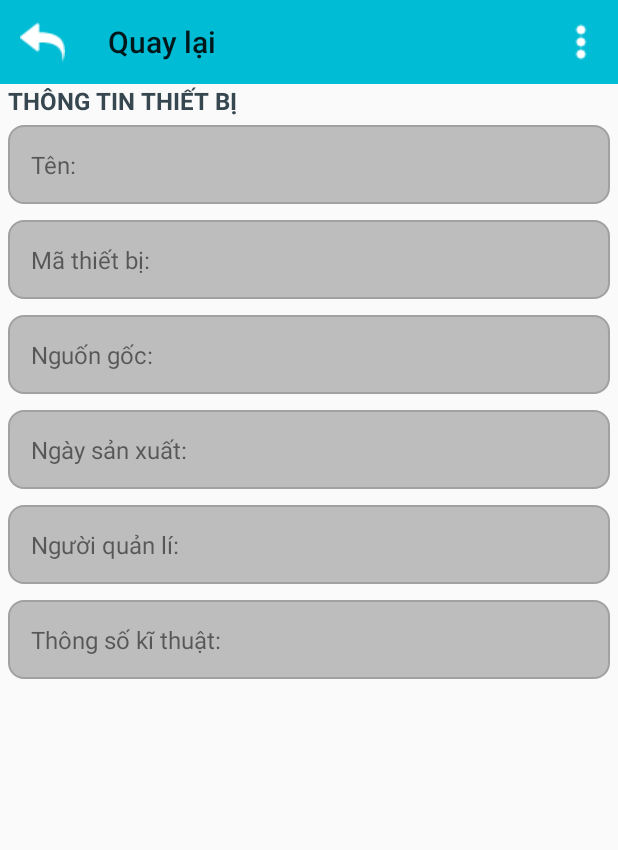
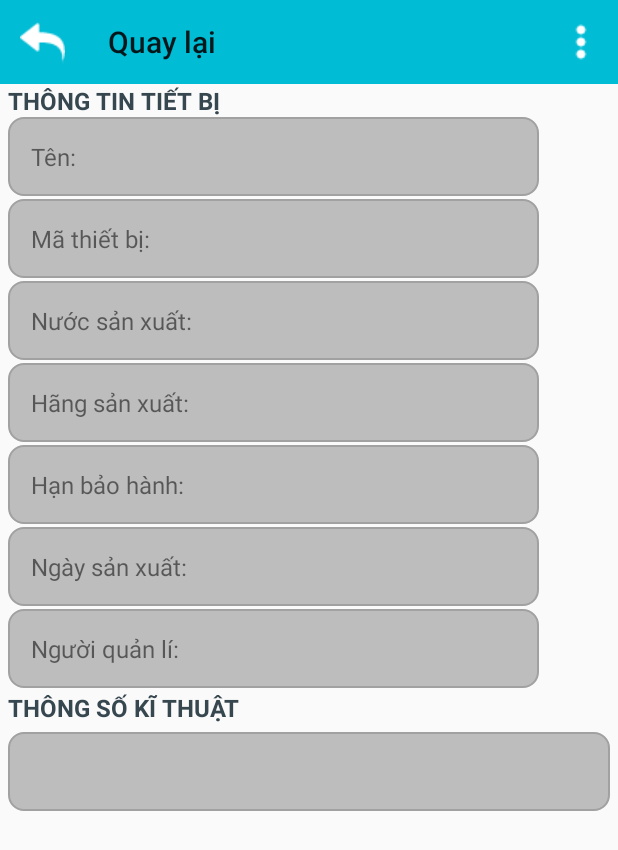
Before and after one commit to linnguyen/QR_Device_ScannerV1, an Android app: the ActivityDeviceInformation screen opened directly, with no data from a screen before it, on a phone screen of 412 x 824 dp. Shown: the top 850 px of the screen. Run offline under Robolectric (Android 15) with nearby library versions, the phone set to English and light mode, and no system bars.

Commit message:
custom UI

```diff
--- a/app/src/main/java/com/example/ryne/qr_device_scanner/ActivityDeviceInformation.java
+++ b/app/src/main/java/com/example/ryne/qr_device_scanner/ActivityDeviceInformation.java
@@ -53,11 +53,12 @@ public class ActivityDeviceInformation extends AppCompatActivity {
     private TextView dateOfProduce;
     private TextView staff;
     private TextView digital;
+    private TextView manufacturer;
+    private TextView timeOfWarranty;
     private Button btDaSeason;
 
     private Device objDevice = null;
     private Toolbar toolbar;
-    private Date date;
     private InventorySeason inventorySeasonSelected;
     private String message;
     @RequiresApi(api = Build.VERSION_CODES.N)
@@ -78,22 +79,24 @@ public class ActivityDeviceInformation extends AppCompatActivity {
         dateOfProduce = (TextView) findViewById(R.id.dateOfProduce);
         staff = (TextView) findViewById(R.id.staff);
         digital = (TextView) findViewById(R.id.digital);
+        manufacturer = (TextView) findViewById(R.id.manufacturer);
+        timeOfWarranty = (TextView) findViewById(R.id.warranty);
 
          name.setText(objDevice.getName());
          parentCode.setText(objDevice.getParentcode());
          origin.setText(objDevice.getCountry());
          String dateFormat = "";
         try {
-            SimpleDateFormat destFormat = new SimpleDateFormat("dd-MM-yyyy");
-            dateFormat = destFormat.format(objDevice.getDateofProduce());
-     //      dateFormat = destFormat.format(date);
+            SimpleDateFormat destFormat = new SimpleDateFormat("dd/MM/yyyy");
+            dateFormat = destFormat.format(destFormat.parse(objDevice.getDateofProduce()));
         } catch (Exception e) {
             e.printStackTrace();
         }
          dateOfProduce.setText(objDevice.getDateofProduce());
          staff.setText(objDevice.getStaff());
-        //digital.setTextColor(Color.parseColor("#212121"));
-//        digital.setText("Digital:\n"+device.getDigital());
+         digital.setText(objDevice.getDescription());
+         manufacturer.setText(objDevice.getProducer());
+         timeOfWarranty.setText(objDevice.getTimeofWarranty());
     }
 
     @Override
@@ -194,7 +197,6 @@ public class ActivityDeviceInformation extends AppCompatActivity {
             if (message.equals("")) {
                 navigateSeasonActivity();
             } else {
-                Toast.makeText(ActivityDeviceInformation.this, message, Toast.LENGTH_LONG).show();
                 final AlertDialog.Builder builder = new AlertDialog.Builder(ActivityDeviceInformation.this);
                 builder.setMessage(message)
                         .setTitle("Xác Nhận")
--- a/app/src/main/java/com/example/ryne/qr_device_scanner/ActivityInventoryPerRoom.java
+++ b/app/src/main/java/com/example/ryne/qr_device_scanner/ActivityInventoryPerRoom.java
@@ -65,6 +65,7 @@ public class ActivityInventoryPerRoom extends AppCompatActivity {
     private EditText edNumberOfUnusedDeviceSave;
     private EditText edNoteDeviceSave;
     private ProgressBar progressBar;
+    private TextView tvEmpty;
 
     private ArrayList<Device> arrlistDevice;
     private ArrayList<Labroom> arrlistLabRoom;
@@ -82,6 +83,7 @@ public class ActivityInventoryPerRoom extends AppCompatActivity {
       //  initListView();
         listView = (ListView) findViewById(R.id.listViewInventory);
         fabSave = (FloatingActionButton) findViewById(R.id.fabSave);
+        tvEmpty = (TextView) findViewById(R.id.tvEmpty);
         arrlistLabRoom = new ArrayList<>();
         arrlistDevice = new ArrayList<>();
         arrLabRoom = new ArrayList<>();
@@ -180,8 +182,13 @@ public class ActivityInventoryPerRoom extends AppCompatActivity {
 //        arrlistDevice.add(new Device("Dell Voutro","D001"));
 //        arrlistDevice.add(new Device("Dell Voutro","D001"));
 //        arrlistDevice.add(new Device("Dell Voutro","D001"));
-        adapterInventory = new AdapterInventory(arrlistDevice,getApplicationContext());
-        listView.setAdapter(adapterInventory);
+
+        if(arrlistDevice.isEmpty()){
+            listView.setEmptyView(tvEmpty);
+        }else{
+            adapterInventory = new AdapterInventory(arrlistDevice,getApplicationContext());
+            listView.setAdapter(adapterInventory);
+        }
         // event ListView
         listView.setOnItemClickListener(new AdapterView.OnItemClickListener() {
             @Override
--- a/app/src/main/java/com/example/ryne/qr_device_scanner/ActivityQRScanner.java
+++ b/app/src/main/java/com/example/ryne/qr_device_scanner/ActivityQRScanner.java
@@ -184,18 +184,15 @@ public class ActivityQRScanner extends AppCompatActivity implements BaseSliderVi
         if(result != null){
             if(result.getContents() == null){
                 Toast.makeText(this, "Hủy quét mã QR!", Toast.LENGTH_LONG).show();
-                MediaPlayer mediaPlayer = MediaPlayer.create(getApplicationContext(), R.raw.beep);
-                mediaPlayer.start();
+//                MediaPlayer mediaPlayer = MediaPlayer.create(getApplicationContext(), R.raw.beep);
+//                mediaPlayer.start();
                 DataTask dataTask = new DataTask();
-                dataTask.execute("/device_informations/TL2017T1");
+                dataTask.execute("/device_informations/TL2017MT1");
             }else{
-                MediaPlayer mediaPlayer = MediaPlayer.create(getApplicationContext(), R.raw.beep);
-                mediaPlayer.start();
-               // Toast.makeText(this, result.getContents(), Toast.LENGTH_LONG).show();
+//                MediaPlayer mediaPlayer = MediaPlayer.create(getApplicationContext(), R.raw.beep);
+//                mediaPlayer.start();
                 DataTask dataTask = new DataTask();
                 dataTask.execute("/device_informations/"+result.getContents());
-                Toast.makeText(ActivityQRScanner.this,result.getContents(), Toast.LENGTH_LONG).show();
-                Log.d("reu", result.getContents());
             }
         }else{
             super.onActivityResult(requestCode, resultCode, data);
--- a/app/src/main/java/data/JSONDeviceParser.java
+++ b/app/src/main/java/data/JSONDeviceParser.java
@@ -30,11 +30,13 @@ public class JSONDeviceParser {
             String name = jsonObjectDevice.getString("ten_thiet_bi");
             String parentCode =  jsonObjectDevice.getString("ma_thiet_bi");
             String producer = jsonObjectDevice.getString("hang_san_xuat");
-            String country  = jsonObjectDevice.getString("ma_nuoc_san_xuat");
             String dateofProduce = jsonObjectDevice.getString("ngay_san_xuat");
             String digital = jsonObjectDevice.getString("thong_so_ki_thuat");
             String timeofWarranty = jsonObjectDevice.getString("han_bao_hanh");
             String description = jsonObjectDevice.getString("mo_ta");
+
+            JSONObject jsonObjectOrigin = jsonObject.getJSONObject("origin");
+            String country  = jsonObjectOrigin.getString("nuoc_san_xuat");
 
             device = new Device(name, parentCode, producer, country, dateofProduce, digital, staff, room, timeofWarranty, description);
         } catch (JSONException e) {
--- a/app/src/main/java/utils/Config.java
+++ b/app/src/main/java/utils/Config.java
@@ -6,5 +6,5 @@ package utils;
 
 public class Config {
        public static final String URL = "http://10.0.3.2:3000/api";
-       //public static final String URL = "https://apiqrcode-v3.herokuapp.com/api/";
+      // public static final String URL = "https://apiqrcode-v3.herokuapp.com/api/";
 }
--- a/app/src/main/res/layout/activity_device_information.xml
+++ b/app/src/main/res/layout/activity_device_information.xml
@@ -13,7 +13,7 @@
         android:layout_height="56dp">
     </android.support.v7.widget.Toolbar>
     <TextView
-        android:text="THÔNG TIN THIẾT BỊ"
+        android:text="THÔNG TIN TIẾT BỊ"
         android:gravity="left"
         android:layout_marginLeft="5dp"
         android:textColor="#37474F"
@@ -21,5 +21,24 @@
         android:textStyle="bold"
         android:layout_width="match_parent"
         android:layout_height="wrap_content" />
-    <include layout="@layout/device_information_details"/>
+    <LinearLayout
+        android:layout_width="wrap_content"
+        android:layout_height="wrap_content">
+        <include layout="@layout/layout_device_information_detail"/>
+    </LinearLayout>
+    <TextView
+        android:text="THÔNG SỐ KĨ THUẬT"
+        android:gravity="left"
+        android:layout_marginLeft="5dp"
+        android:textColor="#37474F"
+        android:textSize="16dp"
+        android:textStyle="bold"
+        android:layout_width="match_parent"
+        android:layout_height="wrap_content" />
+    <LinearLayout
+        android:layout_width="match_parent"
+        android:layout_height="wrap_content">
+        <include layout="@layout/layout_digital"/>
+    </LinearLayout>
+
 </LinearLayout>
--- a/app/src/main/res/layout/activity_inventory.xml
+++ b/app/src/main/res/layout/activity_inventory.xml
@@ -25,6 +25,14 @@
         android:layout_width="match_parent"
         android:layout_height="wrap_content">
     </ListView>
+    <TextView
+        android:id="@+id/tvEmpty"
+        android:text="Không có dữ liệu"
+        android:textStyle="bold"
+        android:textSize="16dp"
+        android:layout_gravity="center"
+        android:layout_width="wrap_content"
+        android:layout_height="wrap_content" />
     <ProgressBar
         android:id="@+id/pgBar"
         style="@style/Animation.AppCompat.Dialog"
@@ -36,7 +44,7 @@
         app:backgroundTint="#00796b"
         android:layout_height="wrap_content"
         android:layout_width="wrap_content"
-        android:src="@drawable/plus"
+        android:src="@drawable/plane"
         android:layout_gravity="top|right"
         app:layout_anchorGravity="bottom|center|end"
         app:fabSize="mini"
--- a/app/src/main/res/layout/device_information_details.xml
+++ b/app/src/main/res/layout/layout_device_information_detail.xml
@@ -5,8 +5,10 @@
     android:layout_height="match_parent">
     <TableLayout
         android:layout_width="match_parent"
-        android:layout_height="match_parent">
-        <TableRow android:layout_margin="5dp"
+        android:layout_height="wrap_content">
+        <TableRow android:layout_marginLeft="5dp"
+                  android:layout_marginRight="5dp"
+                  android:layout_marginBottom="2dp"
                   android:padding="15dp"
                   android:background="@drawable/infor_shape"
                   android:layout_width="match_parent"
@@ -22,12 +24,14 @@
                     android:textSize="16dp"
                     android:textColor="#000000"
                     android:textStyle="bold"
-                    android:paddingRight="150dp"
-                    android:layout_marginLeft="30dp"
-                    android:layout_width="wrap_content"
+                    android:layout_marginLeft="6dp"
+                    android:layout_marginRight="10dp"
+                    android:layout_width="200dp"
                     android:layout_height="wrap_content" />
         </TableRow>
-        <TableRow android:layout_margin="5dp"
+        <TableRow  android:layout_marginLeft="5dp"
+            android:layout_marginRight="5dp"
+            android:layout_marginBottom="2dp"
             android:padding="15dp"
             android:background="@drawable/infor_shape"
             android:layout_width="match_parent"
@@ -43,17 +47,20 @@
                 android:textSize="16dp"
                 android:textColor="#212121"
                 android:textStyle="bold"
-                android:layout_marginLeft="30dp"
+                android:layout_marginLeft="6dp"
                 android:layout_width="wrap_content"
                 android:layout_height="wrap_content" />
         </TableRow>
-        <TableRow android:layout_margin="5dp"
+        <TableRow
+            android:layout_marginLeft="5dp"
+            android:layout_marginRight="5dp"
+            android:layout_marginBottom="2dp"
             android:padding="15dp"
             android:background="@drawable/infor_shape"
             android:layout_width="match_parent"
             android:layout_height="wrap_content">
             <TextView
-                android:text="Nguốn gốc:"
+                android:text="Nước sản xuất:"
                 android:textSize="16dp"
                 android:layout_width="wrap_content"
                 android:layout_height="wrap_content" />
@@ -63,11 +70,57 @@
                 android:textSize="16dp"
                 android:textColor="#212121"
                 android:textStyle="bold"
-                android:layout_marginLeft="30dp"
+                android:layout_marginLeft="6dp"
                 android:layout_width="wrap_content"
                 android:layout_height="wrap_content" />
         </TableRow>
-        <TableRow android:layout_margin="5dp"
+        <TableRow android:layout_marginLeft="5dp"
+            android:layout_marginRight="5dp"
+            android:layout_marginBottom="2dp"
+            android:padding="15dp"
+            android:background="@drawable/infor_shape"
+            android:layout_width="match_parent"
+            android:layout_height="wrap_content">
+            <TextView
+                android:text="Hãng sản xuất:"
+                android:textSize="16dp"
+                android:layout_width="wrap_content"
+                android:layout_height="wrap_content" />
+            <TextView
+                android:id="@+id/manufacturer"
+                android:text="China"
+                android:textSize="16dp"
+                android:textColor="#212121"
+                android:textStyle="bold"
+                android:layout_marginLeft="5dp"
+                android:layout_width="wrap_content"
+                android:layout_height="wrap_content" />
+        </TableRow>
+        <TableRow android:layout_marginLeft="5dp"
+            android:layout_marginRight="5dp"
+            android:layout_marginBottom="2dp"
+            android:padding="15dp"
+            android:background="@drawable/infor_shape"
+            android:layout_width="match_parent"
+            android:layout_height="wrap_content">
+            <TextView
+                android:text="Hạn bảo hành:"
+                android:textSize="16dp"
+                android:layout_width="wrap_content"
+                android:layout_height="wrap_content" />
+            <TextView
+                android:id="@+id/warranty"
+                android:text="China"
+                android:textSize="16dp"
+                android:textColor="#212121"
+                android:textStyle="bold"
+                android:layout_marginLeft="6dp"
+                android:layout_width="wrap_content"
+                android:layout_height="wrap_content" />
+        </TableRow>
+        <TableRow android:layout_marginLeft="5dp"
+            android:layout_marginRight="5dp"
+            android:layout_marginBottom="2dp"
             android:padding="15dp"
             android:background="@drawable/infor_shape"
             android:layout_width="match_parent"
@@ -83,11 +136,13 @@
                 android:textSize="16dp"
                 android:textColor="#212121"
                 android:textStyle="bold"
-                android:layout_marginLeft="30dp"
+                android:layout_marginLeft="6dp"
                 android:layout_width="wrap_content"
                 android:layout_height="wrap_content" />
         </TableRow>
-        <TableRow android:layout_margin="5dp"
+        <TableRow android:layout_marginLeft="5dp"
+            android:layout_marginRight="5dp"
+            android:layout_marginBottom="2dp"
             android:padding="15dp"
             android:background="@drawable/infor_shape"
             android:layout_width="match_parent"
@@ -103,24 +158,9 @@
                 android:textSize="16dp"
                 android:textColor="#212121"
                 android:textStyle="bold"
-                android:layout_marginLeft="30dp"
+                android:layout_marginLeft="6dp"
                 android:layout_width="wrap_content"
                 android:layout_height="wrap_content" />
         </TableRow>
-        <TableRow
-            android:layout_margin="5dp"
-            android:padding="15dp"
-            android:background="@drawable/infor_shape"
-            android:layout_width="match_parent"
-            android:layout_height="match_parent">
-                <TextView
-                    android:id="@+id/digital"
-                    android:text="Thông số kĩ thuật:"
-                    android:textSize="16dp"
-                    android:layout_weight="1"
-                    android:layout_span="2"
-                    android:layout_width="match_parent"
-                    android:layout_height="match_parent" />
-        </TableRow>
     </TableLayout>
 </LinearLayout>
--- /dev/null
+++ b/app/src/main/res/layout/layout_digital.xml
@@ -0,0 +1,25 @@
+<?xml version="1.0" encoding="utf-8"?>
+<LinearLayout xmlns:android="http://schemas.android.com/apk/res/android"
+    android:orientation="vertical"
+    android:layout_width="match_parent"
+    android:layout_height="match_parent">
+    <TableLayout
+        android:layout_width="match_parent"
+        android:layout_height="match_parent">
+        <TableRow
+            android:layout_margin="5dp"
+            android:padding="15dp"
+            android:background="@drawable/infor_shape"
+            android:layout_width="match_parent"
+            android:layout_height="match_parent">
+            <TextView
+                android:id="@+id/digital"
+                android:text="Thông số kĩ thuật: hehehe "
+                android:textSize="16dp"
+                android:layout_weight="1"
+                android:layout_span="2"
+                android:layout_width="match_parent"
+                android:layout_height="match_parent" />
+        </TableRow>
+    </TableLayout>
+</LinearLayout>
```
Also changed, not shown: app/src/main/res/drawable/plane.png (added).
